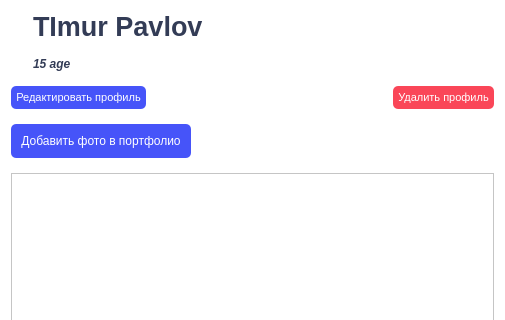
Before: the Qt Designer form ui/profile.ui in OCCCAS/Yandex, drawn with Qt 5; both pictures show x 0 to 505 and y 0 to 320 of the 505 by 744 pixel window.
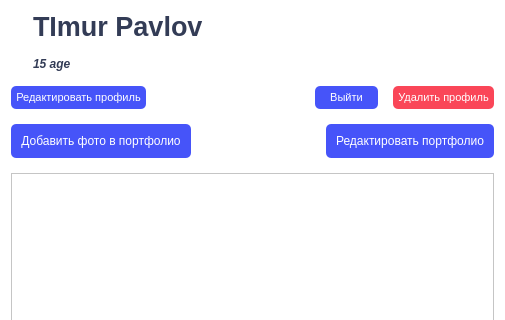
After: the same form once the commit is applied. Icons and pictures are not drawn. Custom widgets are drawn as their Qt base class.

Commit message: build: added exit from profile and edit profile

```diff
--- a/ui/profile.ui
+++ b/ui/profile.ui
@@ -131,6 +131,25 @@
        </property>
       </spacer>
      </item>
+     <item>
+      <widget class="QPushButton" name="btn_exit">
+       <property name="font">
+        <font>
+         <pointsize>8</pointsize>
+        </font>
+       </property>
+       <property name="styleSheet">
+        <string notr="true">background-color: #4654f9;
+border-width: 2px;
+border-radius: 5px;
+color: white;
+padding: 5px 15px;</string>
+       </property>
+       <property name="text">
+        <string>Выйти</string>
+       </property>
+      </widget>
+     </item>
      <item>
       <widget class="QPushButton" name="btn_delete_profile">
        <property name="font">
@@ -182,6 +201,21 @@
        </property>
       </spacer>
      </item>
+     <item>
+      <widget class="QPushButton" name="btn_edit_portfolio">
+       <property name="styleSheet">
+        <string notr="true">padding: 10px;
+background-color: #4654f9;
+border-width: 2px;
+border-radius: 5px;
+color: white;
+</string>
+       </property>
+       <property name="text">
+        <string>Редактировать портфолио</string>
+       </property>
+      </widget>
+     </item>
     </layout>
    </item>
    <item>
```
The commit also changes 13 other files.
